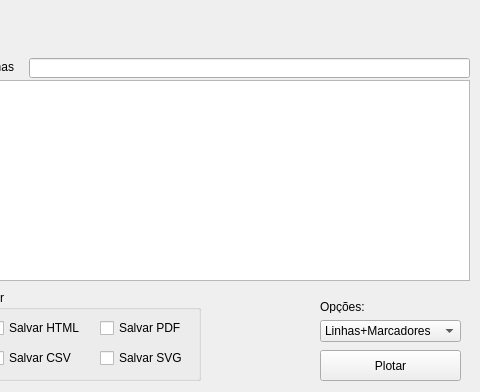
RodLondero/mestrado-codes, file compare-results/app2/window.ui: the form before one commit; both pictures show x 550 to 1030 and y 0 to 392 of the 1030 by 392 pixel window.
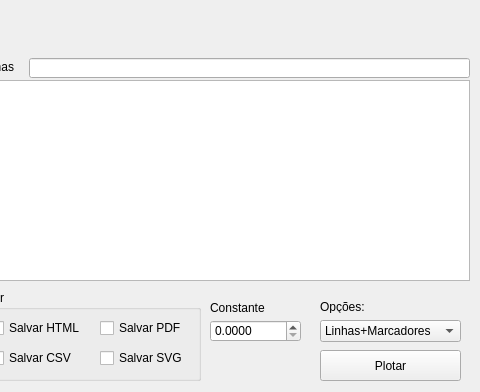
The form after the commit.

Commit message: Calculating new arc current

The edit to the form file:
```diff
--- a/compare-results/app2/window.ui
+++ b/compare-results/app2/window.ui
@@ -448,6 +448,38 @@
      <set>Qt::AlignRight|Qt::AlignTrailing|Qt::AlignVCenter</set>
     </property>
    </widget>
+   <widget class="QLabel" name="label_7">
+    <property name="geometry">
+     <rect>
+      <x>760</x>
+      <y>300</y>
+      <width>81</width>
+      <height>16</height>
+     </rect>
+    </property>
+    <property name="text">
+     <string>Constante</string>
+    </property>
+   </widget>
+   <widget class="QDoubleSpinBox" name="spinBoxConstante">
+    <property name="geometry">
+     <rect>
+      <x>760</x>
+      <y>320</y>
+      <width>91</width>
+      <height>22</height>
+     </rect>
+    </property>
+    <property name="decimals">
+     <number>4</number>
+    </property>
+    <property name="maximum">
+     <double>1000000.000000000000000</double>
+    </property>
+    <property name="singleStep">
+     <double>0.500000000000000</double>
+    </property>
+   </widget>
   </widget>
  </widget>
  <tabstops>
```
The commit also changes 1 other file.
